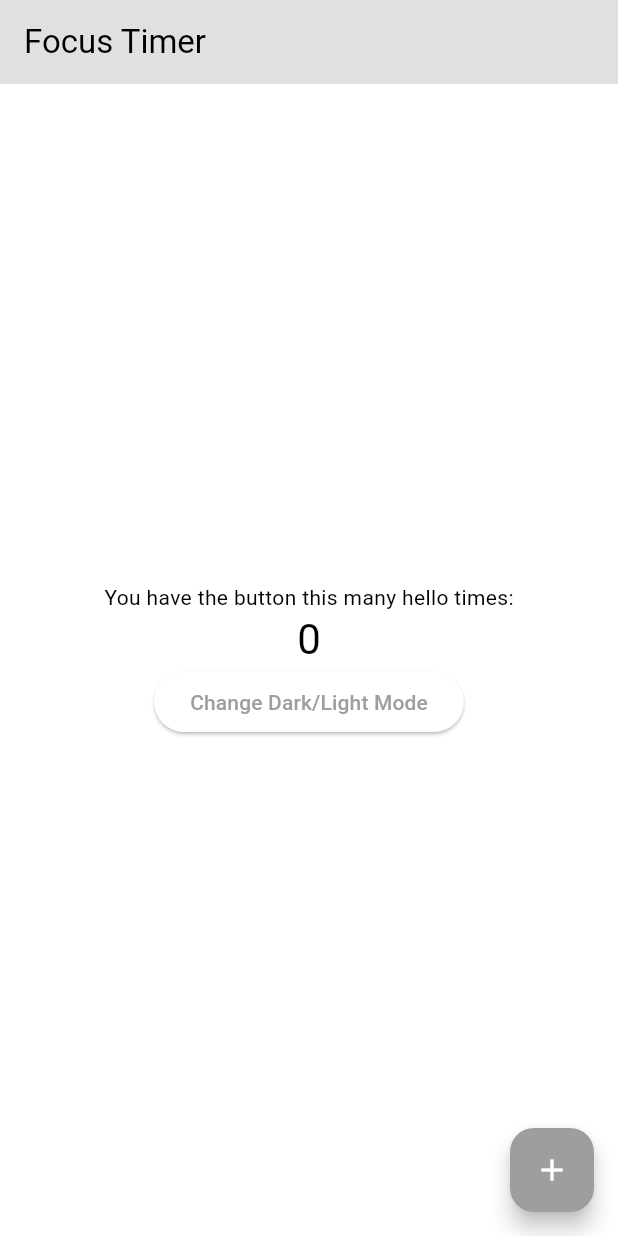
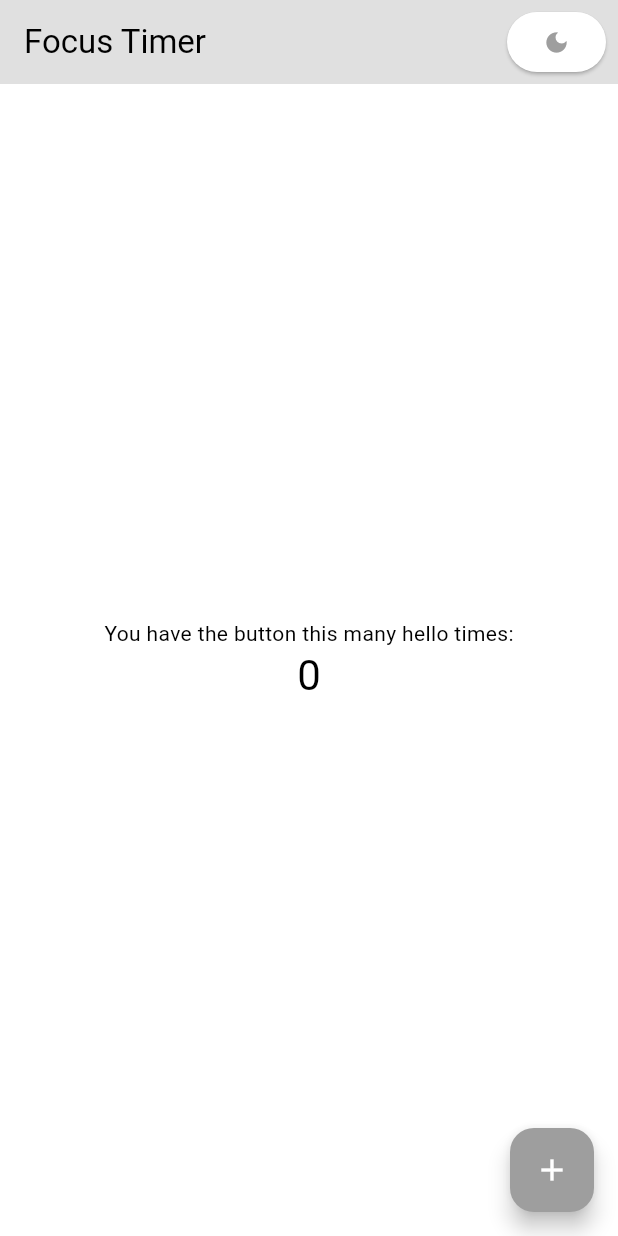
Before and after one commit to jobnbackpack/focus_timer, a Flutter app: the screen it shows after launch, on a phone screen of 412 x 824 dp. Run offline on Flutter 3.47's test engine with Material 3 defaults, Android fonts, the phone set to English and light mode, and no system bars.

Commit message:
feat: put mode toggle into title bar with icon

```diff
--- a/lib/main.dart
+++ b/lib/main.dart
@@ -49,6 +49,19 @@
       appBar: AppBar(
         backgroundColor: Theme.of(context).colorScheme.background,
         title: Text(widget.title),
+        actions: [
+          Padding(
+            padding: const EdgeInsets.only(right: 8),
+            child: ElevatedButton(
+              onPressed: () {
+                context.read<ThemeProvider>().toggleTheme();
+              },
+              child: Icon(context.read<ThemeProvider>().isDarkMode
+                  ? Icons.light_mode
+                  : Icons.dark_mode),
+            ),
+          )
+        ],
       ),
       body: Center(
         child: Column(
@@ -61,11 +74,6 @@
               '$_counter',
               style: Theme.of(context).textTheme.headlineMedium,
             ),
-            ElevatedButton(
-                onPressed: () {
-                  context.read<ThemeProvider>().toggleTheme();
-                },
-                child: const Text("Change Dark/Light Mode"))
           ],
         ),
       ),
```
Also changed, not shown: lib/ui/pages/timer_page.dart (added, +10 -0 lines), lib/ui/pages/login.dart (deleted), lib/ui/pages/login_page.dart (added).
